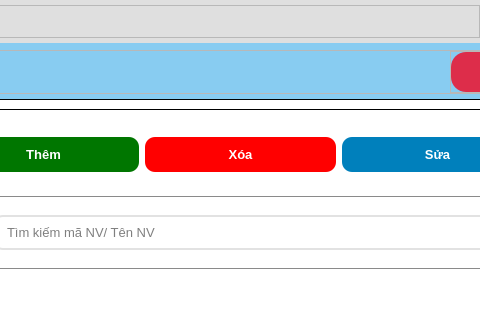
Qt form UI/forms/manager/manager_main_screen.ui (yuukun123/bakery-management-system) before a commit; both pictures show x 820 to 1300 and y 0 to 320 of the 1400 by 862 pixel window.
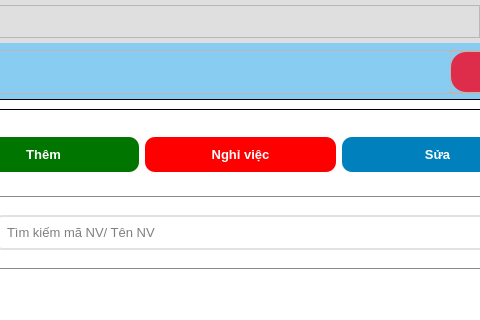
The same form after that commit. The open tabs and pages were chosen to show the change. Icons and pictures are not drawn.

Diff of the .ui file:
```diff
--- a/UI/forms/manager/manager_main_screen.ui
+++ b/UI/forms/manager/manager_main_screen.ui
@@ -888,11 +888,7 @@
 </string>
                          </property>
                          <property name="text">
-                          <string>Xóa</string>
-                         </property>
-                         <property name="icon">
-                          <iconset resource="../../../resources/resources.qrc">
-                           <normaloff>:/UI/icons/delete.ico</normaloff>:/UI/icons/delete.ico</iconset>
+                          <string>Nghỉ việc</string>
                          </property>
                         </widget>
                        </item>
```
Left out of the diff: 2 changed lines with no effect on the pictures.
